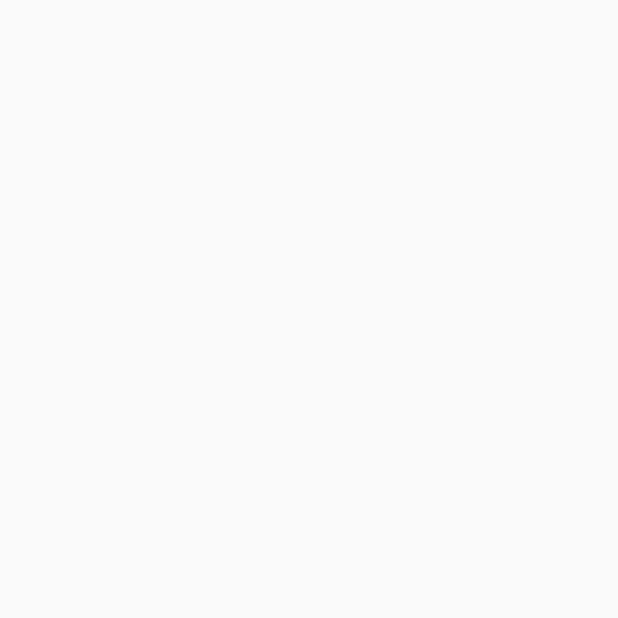
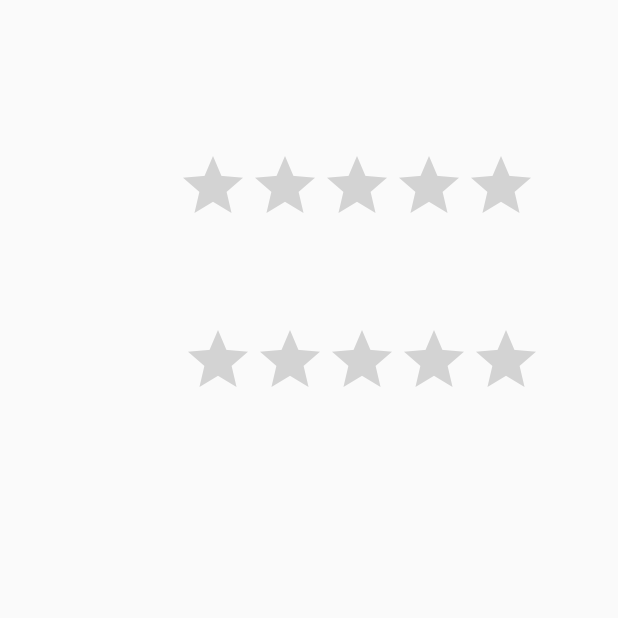
Before and after one commit to gicheon/db_project, an Android app: the SurveyActivity screen opened directly, with no data from a screen before it, on a phone screen of 412 x 824 dp, the top half of it. Before the commit the part shown is empty. Run offline under Robolectric (Android 15) with nearby library versions, the light colour scheme and no system bars.

Commit message:
rating bar added

```diff
--- a/app/src/main/java/com/example/db_project/db_project/SurveyActivity.java
+++ b/app/src/main/java/com/example/db_project/db_project/SurveyActivity.java
@@ -1,10 +1,14 @@
 package com.example.db_project.db_project;
 
 import android.app.Activity;
+import android.content.Intent;
 import android.support.v7.app.AppCompatActivity;
 import android.os.Bundle;
 import android.view.View;
 import android.widget.Button;
+import android.widget.ImageButton;
+import android.widget.RatingBar;
+import android.widget.TextView;
 
 
 /**
@@ -13,15 +17,27 @@ import android.widget.Button;
 
 public class SurveyActivity extends Activity{
 
+
     @Override
     protected void onCreate(Bundle savedInstanceState) {
         super.onCreate(savedInstanceState);
         setContentView(R.layout.activity_survey);
+
+        //final TextView tv = (TextView)findViewById(R.id.)
+        RatingBar rb1 = (RatingBar)findViewById(R.id.ratingbar1);
+
+
+        rb1.setOnRatingBarChangeListener(new RatingBar.OnRatingBarChangeListener() {
+            @Override
+            public void onRatingChanged(RatingBar ratingBar, float rating,
+                                        boolean fromUser) {
+                //tv.setText("rating : " + rating);
+            }
+        });
     }
 
 
 
 
 
-
 }
--- a/app/src/main/res/layout/activity_survey.xml
+++ b/app/src/main/res/layout/activity_survey.xml
@@ -1,6 +1,43 @@
 <?xml version="1.0" encoding="utf-8"?>
-<LinearLayout xmlns:android="http://schemas.android.com/apk/res/android"
+<android.support.constraint.ConstraintLayout xmlns:android="http://schemas.android.com/apk/res/android"
+    xmlns:app="http://schemas.android.com/apk/res-auto"
+    xmlns:tools="http://schemas.android.com/tools"
     android:layout_width="match_parent"
     android:layout_height="match_parent">
 
-</LinearLayout>
+    <RatingBar
+        android:id="@+id/ratingbar1"
+        android:layout_width="wrap_content"
+        android:layout_height="wrap_content"
+        android:layout_marginEnd="8dp"
+        android:layout_marginStart="8dp"
+        android:layout_marginTop="216dp"
+        android:isIndicator="false"
+        android:max="5"
+        android:numStars="5"
+        android:rating="0"
+        android:stepSize="0.5"
+        app:layout_constraintEnd_toEndOf="parent"
+        app:layout_constraintHorizontal_bias="0.726"
+        app:layout_constraintStart_toStartOf="parent"
+        app:layout_constraintTop_toTopOf="parent" />
+
+    <RatingBar
+        android:id="@+id/ratingbar2"
+        android:layout_width="wrap_content"
+        android:layout_height="wrap_content"
+        android:layout_marginEnd="8dp"
+        android:layout_marginStart="8dp"
+        android:layout_marginTop="100dp"
+        android:isIndicator="false"
+        android:max="5"
+        android:numStars="5"
+        android:rating="0"
+        android:stepSize="0.5"
+        app:layout_constraintEnd_toEndOf="parent"
+        app:layout_constraintHorizontal_bias="0.703"
+        app:layout_constraintStart_toStartOf="parent"
+        app:layout_constraintTop_toTopOf="parent" />
+
+
+</android.support.constraint.ConstraintLayout>
```
Also changed, not shown: app/src/main/res/drawable/survey_white_star.png (added), app/src/main/res/drawable/survey_yellow_star.png (added).
